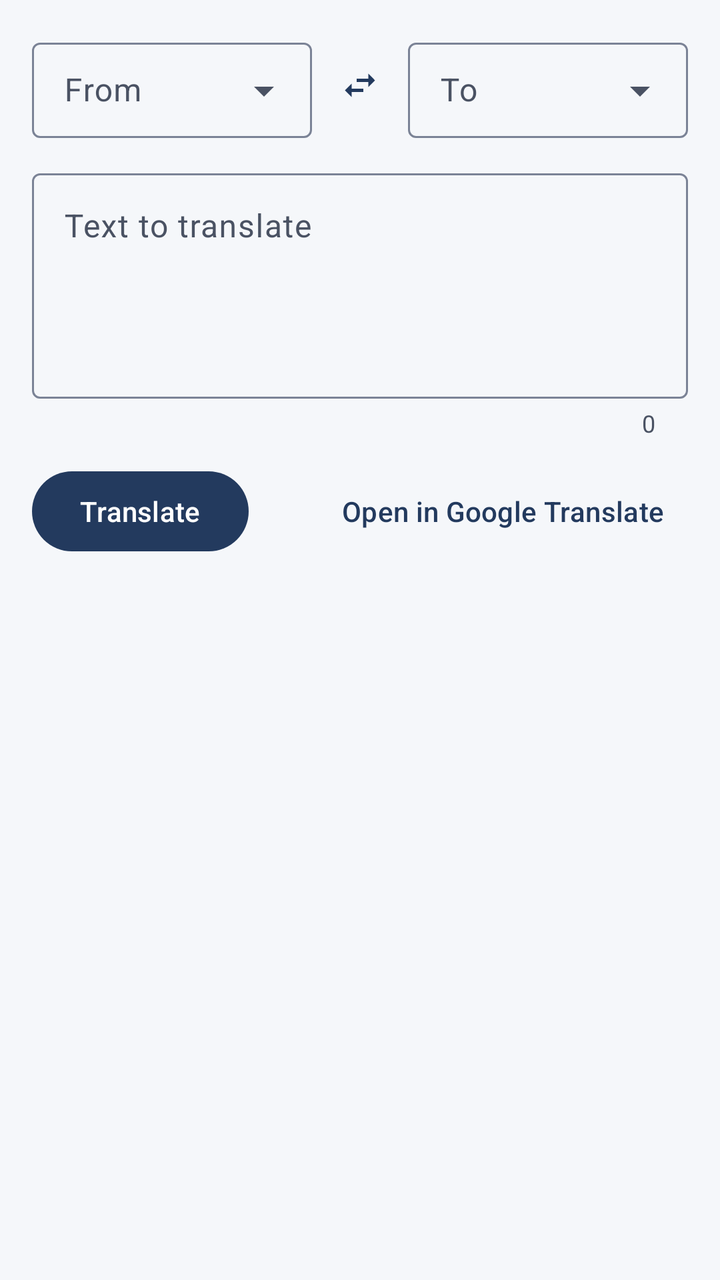
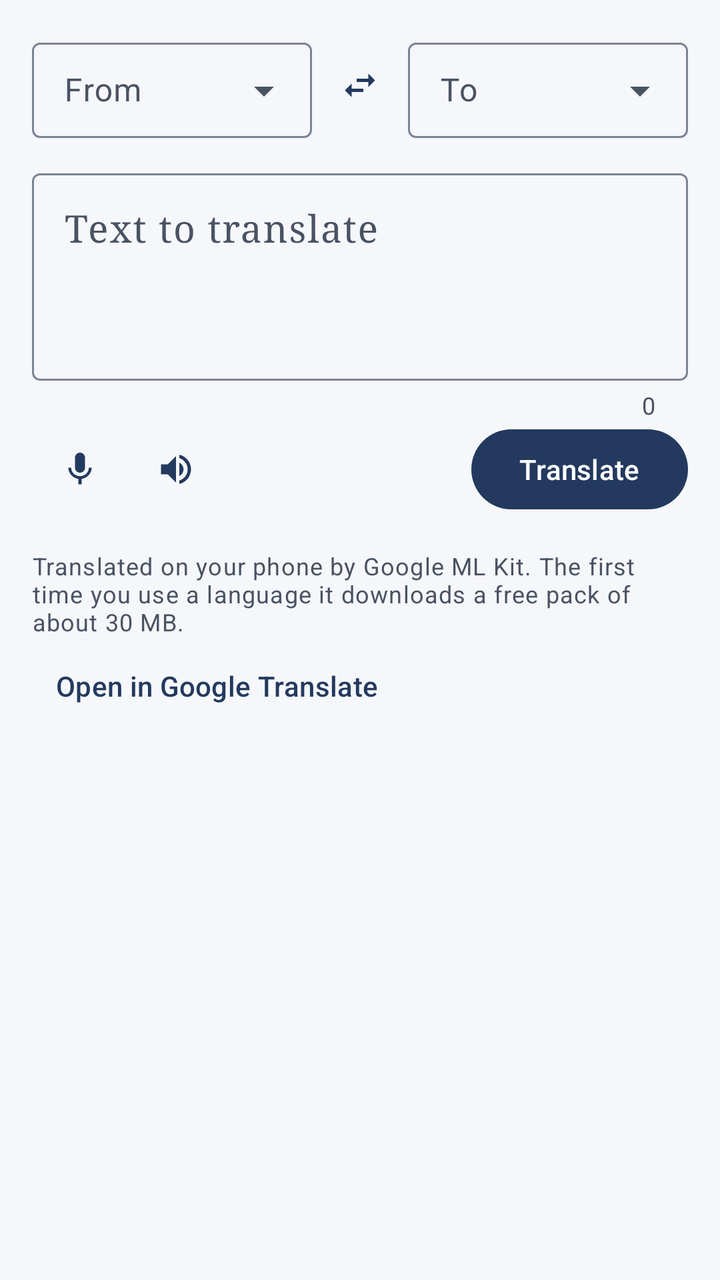

Before-and-after screenshots of an Android layout around one commit, followed by the original layout XML and the change that was made.
<!-- AndroidManifest.xml: application theme Theme.Palabras -->
<!-- res/layout/fragment_translator.xml -->
<?xml version="1.0" encoding="utf-8"?>
<androidx.core.widget.NestedScrollView xmlns:android="http://schemas.android.com/apk/res/android"
    xmlns:app="http://schemas.android.com/apk/res-auto"
    android:layout_width="match_parent"
    android:layout_height="match_parent"
    android:fillViewport="true">

    <LinearLayout
        android:layout_width="match_parent"
        android:layout_height="wrap_content"
        android:orientation="vertical"
        android:padding="16dp">

        <LinearLayout
            android:layout_width="match_parent"
            android:layout_height="wrap_content"
            android:gravity="center_vertical"
            android:orientation="horizontal">

            <com.google.android.material.textfield.TextInputLayout
                style="@style/Widget.Material3.TextInputLayout.OutlinedBox.Dense.ExposedDropdownMenu"
                android:layout_width="0dp"
                android:layout_height="wrap_content"
                android:layout_weight="1"
                android:hint="@string/from">

                <com.google.android.material.textfield.MaterialAutoCompleteTextView
                    android:id="@+id/source"
                    android:layout_width="match_parent"
                    android:layout_height="wrap_content"
                    android:inputType="none" />
            </com.google.android.material.textfield.TextInputLayout>

            <com.google.android.material.button.MaterialButton
                android:id="@+id/swap"
                style="@style/Widget.Material3.Button.IconButton"
                android:layout_width="48dp"
                android:layout_height="48dp"
                android:contentDescription="@string/swap"
                app:icon="@drawable/ic_swap" />

            <com.google.android.material.textfield.TextInputLayout
                style="@style/Widget.Material3.TextInputLayout.OutlinedBox.Dense.ExposedDropdownMenu"
                android:layout_width="0dp"
                android:layout_height="wrap_content"
                android:layout_weight="1"
                android:hint="@string/to">

                <com.google.android.material.textfield.MaterialAutoCompleteTextView
                    android:id="@+id/target"
                    android:layout_width="match_parent"
                    android:layout_height="wrap_content"
                    android:inputType="none" />
            </com.google.android.material.textfield.TextInputLayout>
        </LinearLayout>

        <com.google.android.material.textfield.TextInputLayout
            android:id="@+id/inputLayout"
            style="@style/Widget.Material3.TextInputLayout.OutlinedBox"
            android:layout_width="match_parent"
            android:layout_height="wrap_content"
            android:layout_marginTop="12dp"
            android:hint="@string/input_hint"
            app:counterEnabled="true"
            app:endIconMode="clear_text">

            <com.google.android.material.textfield.TextInputEditText
                android:id="@+id/input"
                android:layout_width="match_parent"
                android:layout_height="wrap_content"
                android:gravity="top|start"
                android:inputType="textMultiLine|textCapSentences"
                android:maxLength="5000"
                android:minLines="4"
                android:textDirection="firstStrong" />
        </com.google.android.material.textfield.TextInputLayout>

        <TextView
            android:id="@+id/noKeyHint"
            android:layout_width="match_parent"
            android:layout_height="wrap_content"
            android:layout_marginTop="4dp"
            android:text="@string/no_key_hint"
            android:textAppearance="?attr/textAppearanceBodySmall"
            android:textColor="?attr/colorOnSurfaceVariant"
            android:visibility="gone" />

        <LinearLayout
            android:layout_width="match_parent"
            android:layout_height="wrap_content"
            android:layout_marginTop="12dp"
            android:gravity="center_vertical"
            android:orientation="horizontal">

            <com.google.android.material.button.MaterialButton
                android:id="@+id/translate"
                android:layout_width="wrap_content"
                android:layout_height="wrap_content"
                android:text="@string/translate" />

            <com.google.android.material.progressindicator.CircularProgressIndicator
                android:id="@+id/progress"
                android:layout_width="wrap_content"
                android:layout_height="wrap_content"
                android:layout_marginStart="12dp"
                android:indeterminate="true"
                android:visibility="gone"
                app:indicatorSize="20dp" />

            <Space
                android:layout_width="0dp"
                android:layout_height="0dp"
                android:layout_weight="1" />

            <com.google.android.material.button.MaterialButton
                android:id="@+id/openWeb"
                style="@style/Widget.Material3.Button.TextButton"
                android:layout_width="wrap_content"
                android:layout_height="wrap_content"
                android:text="@string/open_google_translate" />
        </LinearLayout>

        <com.google.android.material.card.MaterialCardView
            android:id="@+id/outputCard"
            style="@style/Widget.Material3.CardView.Outlined"
            android:layout_width="match_parent"
            android:layout_height="wrap_content"
            android:layout_marginTop="16dp"
            android:visibility="gone">

            <LinearLayout
                android:layout_width="match_parent"
                android:layout_height="wrap_content"
                android:orientation="vertical"
                android:padding="16dp">

                <TextView
                    android:id="@+id/output"
                    android:layout_width="match_parent"
                    android:layout_height="wrap_content"
                    android:fontFamily="serif"
                    android:textAppearance="?attr/textAppearanceBodyLarge"
                    android:textDirection="firstStrong"
                    android:textIsSelectable="true"
                    android:textSize="19sp" />

                <TextView
                    android:id="@+id/detected"
                    android:layout_width="match_parent"
                    android:layout_height="wrap_content"
                    android:layout_marginTop="8dp"
                    android:textAppearance="@style/TextAppearance.Palabras.Meta"
                    android:visibility="gone" />

                <LinearLayout
                    android:layout_width="match_parent"
                    android:layout_height="wrap_content"
                    android:layout_marginTop="8dp"
                    android:gravity="end"
                    android:orientation="horizontal">

                    <com.google.android.material.button.MaterialButton
                        android:id="@+id/listenOutput"
                        style="@style/Widget.Material3.Button.TextButton"
                        android:layout_width="wrap_content"
                        android:layout_height="wrap_content"
                        android:text="@string/listen" />

                    <com.google.android.material.button.MaterialButton
                        android:id="@+id/copyOutput"
                        style="@style/Widget.Material3.Button.TextButton"
                        android:layout_width="wrap_content"
                        android:layout_height="wrap_content"
                        android:text="@string/copy" />
                </LinearLayout>
            </LinearLayout>
        </com.google.android.material.card.MaterialCardView>
    </LinearLayout>
</androidx.core.widget.NestedScrollView>
<!-- resources referenced by this layout -->
<resources>
  <!-- drawable ic_swap (drawable) -->
  <vector xmlns:android="http://schemas.android.com/apk/res/android"
      android:width="24dp" android:height="24dp" android:viewportWidth="24" android:viewportHeight="24"
      android:tint="?attr/colorControlNormal">
      <path android:fillColor="@android:color/white"
          android:pathData="M6.99,11L3,15l3.99,4v-3H14v-2H6.99v-3zM21,9l-3.99,-4v3H10v2h7.01v3L21,9z" />
  </vector>
  <string name="copy">Copy</string>
  <string name="from">From</string>
  <string name="input_hint">Text to translate</string>
  <string name="listen">Listen</string>
  <string name="no_key_hint">No API key yet. Translate opens Google Translate in your browser. Add a key in Settings to translate inside the app.</string>
  <string name="open_google_translate">Open in Google Translate</string>
  <string name="swap">Swap languages</string>
  <string name="to">To</string>
  <string name="translate">Translate</string>
  <style name="TextAppearance.Palabras.Meta" parent="TextAppearance.Material3.LabelMedium">
          <item name="android:textColor">?attr/colorOnSurfaceVariant</item>
      </style>
  <color name="ink">#233A5E</color>
  <color name="on_ink">#FFFFFF</color>
  <color name="ink_container">#D9E2F4</color>
  <color name="on_ink_container">#0E1F3A</color>
  <color name="amber">#B8860B</color>
  <color name="on_amber">#FFFFFF</color>
  <color name="amber_container">#FFF1C9</color>
  <color name="on_amber_container">#4A3A00</color>
  <color name="page">#F5F7FA</color>
  <color name="on_page">#1A1F28</color>
  <color name="surface_variant">#E5E9F0</color>
  <color name="on_surface_variant">#4A5263</color>
  <color name="surface">#FFFFFF</color>
  <color name="outline">#7B8396</color>
  <color name="outline_variant">#C7CDD8</color>
  <color name="error">#B3261E</color>
  <!-- unchanged entries left out for length: 1 -->
</resources>

<!-- the commit's change to res/layout/fragment_translator.xml (unified diff, before → after) -->
@@ -68,41 +68,42 @@
                 android:id="@+id/input"
                 android:layout_width="match_parent"
                 android:layout_height="wrap_content"
+                android:fontFamily="serif"
                 android:gravity="top|start"
                 android:inputType="textMultiLine|textCapSentences"
                 android:maxLength="5000"
-                android:minLines="4"
-                android:textDirection="firstStrong" />
+                android:minLines="3"
+                android:textDirection="firstStrong"
+                android:textSize="19sp" />
         </com.google.android.material.textfield.TextInputLayout>
 
-        <TextView
-            android:id="@+id/noKeyHint"
-            android:layout_width="match_parent"
-            android:layout_height="wrap_content"
-            android:layout_marginTop="4dp"
-            android:text="@string/no_key_hint"
-            android:textAppearance="?attr/textAppearanceBodySmall"
-            android:textColor="?attr/colorOnSurfaceVariant"
-            android:visibility="gone" />
-
         <LinearLayout
             android:layout_width="match_parent"
             android:layout_height="wrap_content"
-            android:layout_marginTop="12dp"
             android:gravity="center_vertical"
             android:orientation="horizontal">
 
             <com.google.android.material.button.MaterialButton
-                android:id="@+id/translate"
-                android:layout_width="wrap_content"
-                android:layout_height="wrap_content"
-                android:text="@string/translate" />
+                android:id="@+id/mic"
+                style="@style/Widget.Material3.Button.IconButton"
+                android:layout_width="48dp"
+                android:layout_height="48dp"
+                android:contentDescription="@string/speak"
+                app:icon="@drawable/ic_mic" />
+
+            <com.google.android.material.button.MaterialButton
+                android:id="@+id/listenInput"
+                style="@style/Widget.Material3.Button.IconButton"
+                android:layout_width="48dp"
+                android:layout_height="48dp"
+                android:contentDescription="@string/listen"
+                app:icon="@drawable/ic_volume" />
 
             <com.google.android.material.progressindicator.CircularProgressIndicator
                 android:id="@+id/progress"
                 android:layout_width="wrap_content"
                 android:layout_height="wrap_content"
-                android:layout_marginStart="12dp"
+                android:layout_marginStart="8dp"
                 android:indeterminate="true"
                 android:visibility="gone"
                 app:indicatorSize="20dp" />
@@ -113,20 +114,29 @@
                 android:layout_weight="1" />
 
             <com.google.android.material.button.MaterialButton
-                android:id="@+id/openWeb"
-                style="@style/Widget.Material3.Button.TextButton"
+                android:id="@+id/translate"
                 android:layout_width="wrap_content"
                 android:layout_height="wrap_content"
-                android:text="@string/open_google_translate" />
+                android:text="@string/translate" />
         </LinearLayout>
+
+        <TextView
+            android:id="@+id/status"
+            android:layout_width="match_parent"
+            android:layout_height="wrap_content"
+            android:layout_marginTop="8dp"
+            android:textAppearance="?attr/textAppearanceBodyMedium"
+            android:textColor="?attr/colorOnSurfaceVariant"
+            android:visibility="gone" />
 
         <com.google.android.material.card.MaterialCardView
             android:id="@+id/outputCard"
-            style="@style/Widget.Material3.CardView.Outlined"
-            android:layout_width="match_parent"
-            android:layout_height="wrap_content"
-            android:layout_marginTop="16dp"
-            android:visibility="gone">
+            style="@style/Widget.Material3.CardView.Filled"
+            android:layout_width="match_parent"
+            android:layout_height="wrap_content"
+            android:layout_marginTop="12dp"
+            android:visibility="gone"
+            app:cardBackgroundColor="?attr/colorPrimaryContainer">
 
             <LinearLayout
                 android:layout_width="match_parent"
@@ -140,40 +150,59 @@
                     android:layout_height="wrap_content"
                     android:fontFamily="serif"
                     android:textAppearance="?attr/textAppearanceBodyLarge"
+                    android:textColor="?attr/colorOnPrimaryContainer"
                     android:textDirection="firstStrong"
                     android:textIsSelectable="true"
-                    android:textSize="19sp" />
+                    android:textSize="21sp" />
 
                 <TextView
                     android:id="@+id/detected"
                     android:layout_width="match_parent"
                     android:layout_height="wrap_content"
                     android:layout_marginTop="8dp"
-                    android:textAppearance="@style/TextAppearance.Palabras.Meta"
+                    android:textAppearance="?attr/textAppearanceLabelMedium"
+                    android:textColor="?attr/colorOnPrimaryContainer"
                     android:visibility="gone" />
 
                 <LinearLayout
                     android:layout_width="match_parent"
                     android:layout_height="wrap_content"
-                    android:layout_marginTop="8dp"
+                    android:layout_marginTop="4dp"
                     android:gravity="end"
                     android:orientation="horizontal">
 
                     <com.google.android.material.button.MaterialButton
                         android:id="@+id/listenOutput"
-                        style="@style/Widget.Material3.Button.TextButton"
-                        android:layout_width="wrap_content"
-                        android:layout_height="wrap_content"
-                        android:text="@string/listen" />
+                        style="@style/Widget.Material3.Button.IconButton"
+                        android:layout_width="48dp"
+                        android:layout_height="48dp"
+                        android:contentDescription="@string/listen"
+                        app:icon="@drawable/ic_volume" />
 
                     <com.google.android.material.button.MaterialButton
                         android:id="@+id/copyOutput"
-                        style="@style/Widget.Material3.Button.TextButton"
-                        android:layout_width="wrap_content"
-                        android:layout_height="wrap_content"
-                        android:text="@string/copy" />
+                        style="@style/Widget.Material3.Button.IconButton"
+                        android:layout_width="48dp"
+                        android:layout_height="48dp"
+                        android:contentDescription="@string/copy"
+                        app:icon="@drawable/ic_copy" />
                 </LinearLayout>
             </LinearLayout>
         </com.google.android.material.card.MaterialCardView>
+
+        <TextView
+            android:layout_width="match_parent"
+            android:layout_height="wrap_content"
+            android:layout_marginTop="16dp"
+            android:text="@string/offline_hint"
+            android:textAppearance="?attr/textAppearanceBodySmall"
+            android:textColor="?attr/colorOnSurfaceVariant" />
+
+        <com.google.android.material.button.MaterialButton
+            android:id="@+id/openWeb"
+            style="@style/Widget.Material3.Button.TextButton"
+            android:layout_width="wrap_content"
+            android:layout_height="wrap_content"
+            android:text="@string/open_google_translate" />
     </LinearLayout>
 </androidx.core.widget.NestedScrollView>
<!-- resource entries referenced after the edit -->
@@ -1,5 +1,19 @@
 <!-- resources referenced by this layout -->
 <resources>
+  <!-- drawable ic_copy (drawable) -->
+  <vector xmlns:android="http://schemas.android.com/apk/res/android"
+      android:width="24dp" android:height="24dp" android:viewportWidth="24" android:viewportHeight="24"
+      android:tint="?attr/colorControlNormal">
+      <path android:fillColor="@android:color/white"
+          android:pathData="M16,1L4,1c-1.1,0 -2,0.9 -2,2v14h2L4,3h12L16,1zM19,5L8,5c-1.1,0 -2,0.9 -2,2v14c0,1.1 0.9,2 2,2h11c1.1,0 2,-0.9 2,-2L21,7c0,-1.1 -0.9,-2 -2,-2zM19,21L8,21L8,7h11v14z" />
+  </vector>
+  <!-- drawable ic_mic (drawable) -->
+  <vector xmlns:android="http://schemas.android.com/apk/res/android"
+      android:width="24dp" android:height="24dp" android:viewportWidth="24" android:viewportHeight="24"
+      android:tint="?attr/colorControlNormal">
+      <path android:fillColor="@android:color/white"
+          android:pathData="M12,14c1.66,0 2.99,-1.34 2.99,-3L15,5c0,-1.66 -1.34,-3 -3,-3S9,3.34 9,5v6c0,1.66 1.34,3 3,3zM17.3,11c0,3 -2.54,5.1 -5.3,5.1S6.7,14 6.7,11L5,11c0,3.41 2.72,6.23 6,6.72L11,21h2v-3.28c3.28,-0.48 6,-3.3 6,-6.72h-1.7z" />
+  </vector>
   <!-- drawable ic_swap (drawable) -->
   <vector xmlns:android="http://schemas.android.com/apk/res/android"
       android:width="24dp" android:height="24dp" android:viewportWidth="24" android:viewportHeight="24"
@@ -7,18 +21,23 @@
       <path android:fillColor="@android:color/white"
           android:pathData="M6.99,11L3,15l3.99,4v-3H14v-2H6.99v-3zM21,9l-3.99,-4v3H10v2h7.01v3L21,9z" />
   </vector>
+  <!-- drawable ic_volume (drawable) -->
+  <vector xmlns:android="http://schemas.android.com/apk/res/android"
+      android:width="24dp" android:height="24dp" android:viewportWidth="24" android:viewportHeight="24"
+      android:tint="?attr/colorControlNormal" android:autoMirrored="true">
+      <path android:fillColor="@android:color/white"
+          android:pathData="M3,9v6h4l5,5L12,4L7,9L3,9zM16.5,12c0,-1.77 -1.02,-3.29 -2.5,-4.03v8.05c1.48,-0.73 2.5,-2.25 2.5,-4.02zM14,3.23v2.06c2.89,0.86 5,3.54 5,6.71s-2.11,5.85 -5,6.71v2.06c4.01,-0.91 7,-4.49 7,-8.77s-2.99,-7.86 -7,-8.77z" />
+  </vector>
   <string name="copy">Copy</string>
   <string name="from">From</string>
   <string name="input_hint">Text to translate</string>
   <string name="listen">Listen</string>
-  <string name="no_key_hint">No API key yet. Translate opens Google Translate in your browser. Add a key in Settings to translate inside the app.</string>
+  <string name="offline_hint">Translated on your phone by Google ML Kit. The first time you use a language it downloads a free pack of about 30 MB.</string>
   <string name="open_google_translate">Open in Google Translate</string>
+  <string name="speak">Speak</string>
   <string name="swap">Swap languages</string>
   <string name="to">To</string>
   <string name="translate">Translate</string>
-  <style name="TextAppearance.Palabras.Meta" parent="TextAppearance.Material3.LabelMedium">
-          <item name="android:textColor">?attr/colorOnSurfaceVariant</item>
-      </style>
   <color name="ink">#233A5E</color>
   <color name="on_ink">#FFFFFF</color>
   <color name="ink_container">#D9E2F4</color>
